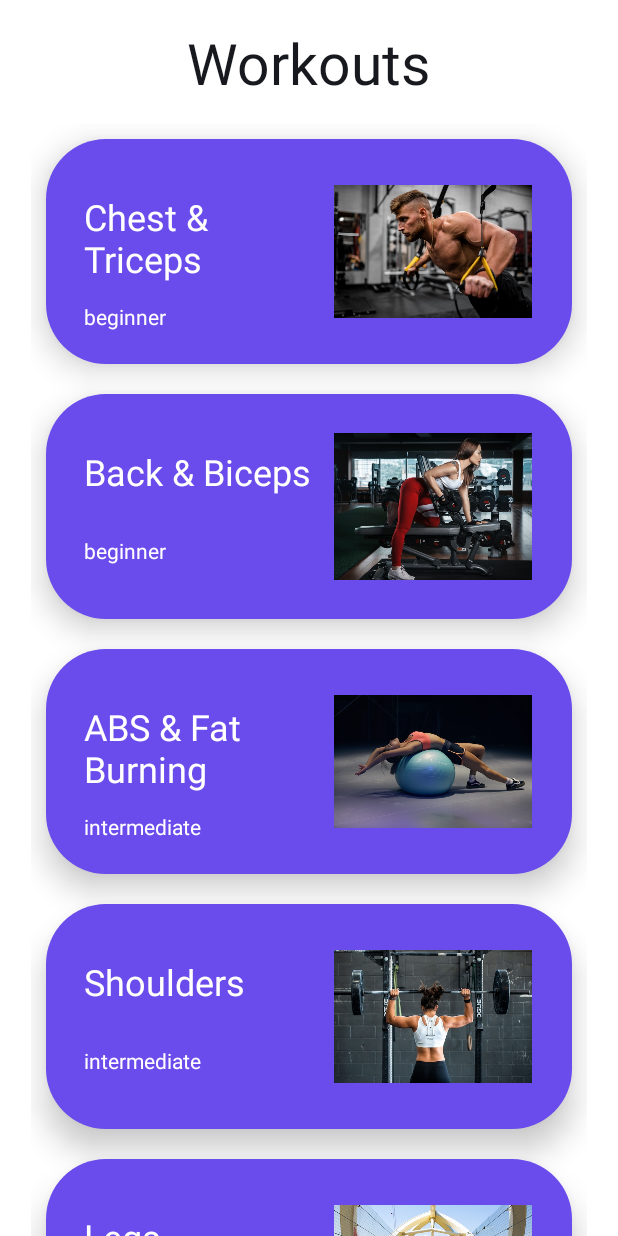
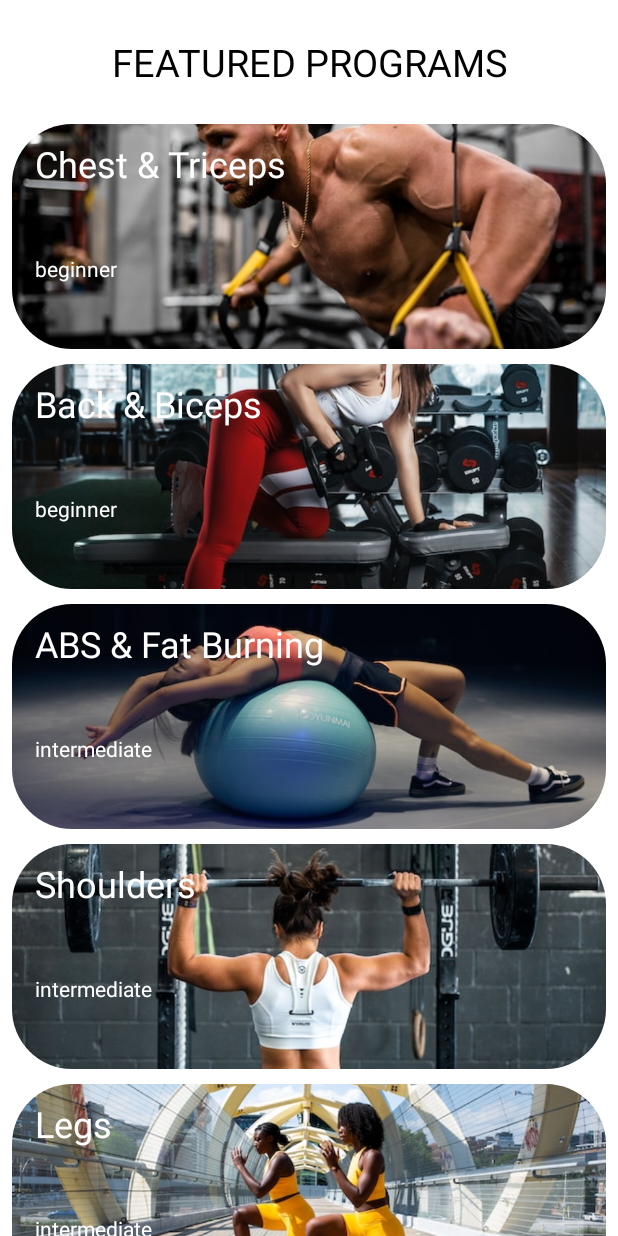
Before and after one commit to YehorSk/workoutApp, an Android app: the screen it shows after launch (MainActivity), on a phone screen of 412 x 824 dp. Run offline under Robolectric (Android 15) with nearby library versions, the phone set to English and light mode, and no system bars.

Commit message:
Main page UI changes

```diff
--- a/app/src/main/res/drawable/round_corners.xml
+++ b/app/src/main/res/drawable/round_corners.xml
@@ -1,5 +1,5 @@
 <?xml version="1.0" encoding="utf-8"?>
 <shape xmlns:android="http://schemas.android.com/apk/res/android">
     <solid android:color="#00000000" /> <!-- Transparent background color -->
-    <corners android:radius="20dp" /> <!-- Radius in dp, adjust as needed -->
+    <corners android:radius="40dp" /> <!-- Radius in dp, adjust as needed -->
 </shape>
--- a/app/src/main/res/layout/activity_main.xml
+++ b/app/src/main/res/layout/activity_main.xml
@@ -16,11 +16,12 @@
 
     <TextView
         android:id="@+id/title"
-        android:layout_width="wrap_content"
+        android:layout_width="match_parent"
         android:layout_height="wrap_content"
         android:text="@string/title"
-        android:textSize="38sp"
-        android:textColor="@color/dark_bg"
+        android:textSize="25sp"
+        android:textAlignment="center"
+        android:textColor="@color/black"
         app:layout_constraintBottom_toTopOf="@+id/guideline"
         app:layout_constraintDimensionRatio="1:1"
         app:layout_constraintEnd_toEndOf="@+id/guideline3"
@@ -33,14 +34,14 @@
         android:layout_width="wrap_content"
         android:layout_height="wrap_content"
         android:orientation="vertical"
-        app:layout_constraintGuide_percent="0.05" />
+        app:layout_constraintGuide_percent="0.02" />
 
     <androidx.constraintlayout.widget.Guideline
         android:id="@+id/guideline3"
         android:layout_width="wrap_content"
         android:layout_height="wrap_content"
         android:orientation="vertical"
-        app:layout_constraintGuide_percent="0.95" />
+        app:layout_constraintGuide_percent="0.98" />
 
     <androidx.recyclerview.widget.RecyclerView
         android:id="@+id/workout_list"
--- a/app/src/main/res/layout/workout_item_row.xml
+++ b/app/src/main/res/layout/workout_item_row.xml
@@ -4,21 +4,30 @@
     xmlns:tools="http://schemas.android.com/tools"
     android:layout_width="match_parent"
     android:layout_height="150dp"
-    android:layout_margin="10dp"
-    android:background="@drawable/myrect"
-    android:elevation="12dp"
-    android:padding="10dp">
+    android:layout_marginBottom="10dp"
+    android:background="@drawable/round_corners"
+    android:elevation="2dp"
+    android:padding="0dp">
+
+    <ImageView
+        android:id="@+id/imageView"
+        android:layout_width="match_parent"
+        android:layout_height="match_parent"
+        android:background="@drawable/round_corners"
+        android:scaleType="centerCrop"
+        app:srcCompat="@drawable/warmup"
+        android:clipToOutline="true"/>
 
     <TextView
         android:id="@+id/cardTitle"
         android:layout_width="0dp"
         android:layout_height="wrap_content"
         android:layout_marginLeft="15dp"
-        android:layout_marginTop="25dp"
+        android:layout_marginTop="10dp"
         android:text="Title"
         android:textColor="@color/white"
         android:textSize="24sp"
-        app:layout_constraintEnd_toStartOf="@+id/guideline4"
+        app:layout_constraintEnd_toStartOf="@+id/guideline5"
         app:layout_constraintStart_toStartOf="parent"
         app:layout_constraintTop_toTopOf="parent" />
 
@@ -31,29 +40,13 @@
         android:textColor="@color/white"
         android:textSize="14sp"
         app:layout_constraintBottom_toBottomOf="parent"
-        app:layout_constraintEnd_toStartOf="@+id/guideline4"
+        app:layout_constraintEnd_toStartOf="@+id/guideline5"
         app:layout_constraintStart_toStartOf="parent"
         app:layout_constraintTop_toBottomOf="@+id/cardTitle" />
 
-    <ImageView
-        android:id="@+id/imageView"
-        android:layout_width="0dp"
-        android:layout_height="match_parent"
-        android:background="@drawable/round_corners"
-        app:layout_constraintBottom_toBottomOf="parent"
-        app:layout_constraintEnd_toEndOf="parent"
-        app:layout_constraintHorizontal_bias="0.0"
-        app:layout_constraintEnd_toStartOf="@+id/guideline5"
-        app:layout_constraintStart_toStartOf="@+id/guideline4"
-        app:layout_constraintTop_toTopOf="parent"
-        app:srcCompat="@drawable/warmup" />
 
-    <androidx.constraintlayout.widget.Guideline
-        android:id="@+id/guideline4"
-        android:layout_width="wrap_content"
-        android:layout_height="wrap_content"
-        android:orientation="vertical"
-        app:layout_constraintGuide_percent="0.55" />
+
+
 
     <androidx.constraintlayout.widget.Guideline
         android:id="@+id/guideline5"
--- a/app/src/main/res/values/strings.xml
+++ b/app/src/main/res/values/strings.xml
@@ -1,4 +1,4 @@
 <resources>
     <string name="app_name">workout</string>
-    <string name="title">Workouts</string>
+    <string name="title">FEATURED PROGRAMS</string>
 </resources>
```
Also changed, not shown: app/src/main/res/drawable/abs.jpg.
